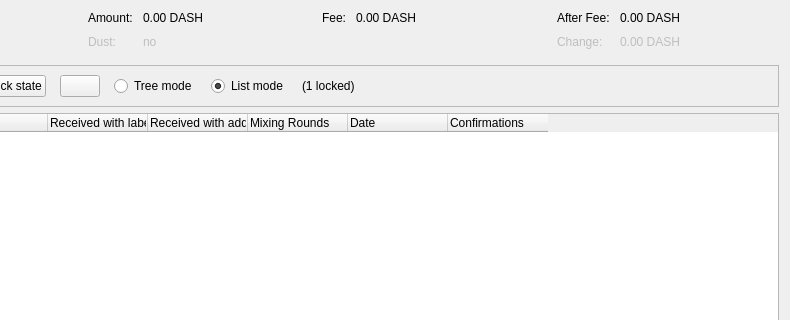
Before: the Qt Designer form src/qt/forms/coincontroldialog.ui in diabasecoin/diabase, drawn with Qt 5; both pictures show x 164 to 954 and y 0 to 320 of the 954 by 500 pixel window.
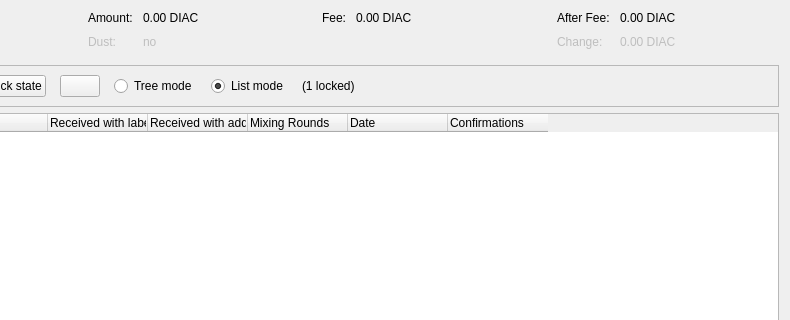
After: the same form once the commit is applied. Custom widgets are drawn as their Qt base class.

```diff
--- a/src/qt/forms/coincontroldialog.ui
+++ b/src/qt/forms/coincontroldialog.ui
@@ -114,7 +114,7 @@
           <enum>Qt::ActionsContextMenu</enum>
          </property>
          <property name="text">
-          <string notr="true">0.00 DASH</string>
+          <string notr="true">0.00 DIAC</string>
          </property>
          <property name="textInteractionFlags">
           <set>Qt::LinksAccessibleByMouse|Qt::TextSelectableByKeyboard|Qt::TextSelectableByMouse</set>
@@ -182,7 +182,7 @@
           <enum>Qt::ActionsContextMenu</enum>
          </property>
          <property name="text">
-          <string notr="true">0.00 DASH</string>
+          <string notr="true">0.00 DIAC</string>
          </property>
          <property name="textInteractionFlags">
           <set>Qt::LinksAccessibleByMouse|Qt::TextSelectableByKeyboard|Qt::TextSelectableByMouse</set>
@@ -221,7 +221,7 @@
           <enum>Qt::ActionsContextMenu</enum>
          </property>
          <property name="text">
-          <string notr="true">0.00 DASH</string>
+          <string notr="true">0.00 DIAC</string>
          </property>
          <property name="textInteractionFlags">
           <set>Qt::LinksAccessibleByMouse|Qt::TextSelectableByKeyboard|Qt::TextSelectableByMouse</set>
@@ -250,7 +250,7 @@
           <enum>Qt::ActionsContextMenu</enum>
          </property>
          <property name="text">
-          <string notr="true">0.00 DASH</string>
+          <string notr="true">0.00 DIAC</string>
          </property>
          <property name="textInteractionFlags">
           <set>Qt::LinksAccessibleByMouse|Qt::TextSelectableByKeyboard|Qt::TextSelectableByMouse</set>
```
